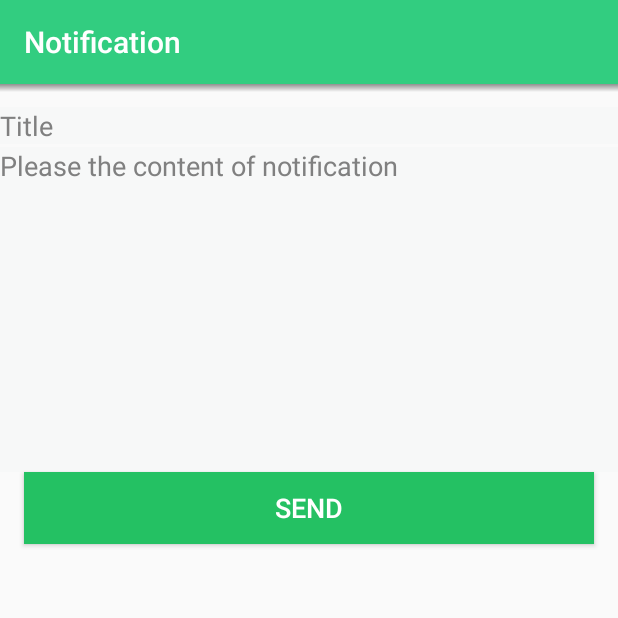
After one commit to zmhbh/CConfs, an Android app: the SendNotificationActivity screen opened directly, with no data from a screen before it, on a phone screen of 412 x 824 dp, the top half of it. The commit adds this screen. Run offline under Robolectric (Android 15) with nearby library versions, the phone set to English and light mode, and no system bars; libraries missing offline, so code that uses them is left out: com.parse.

Commit message:
notification_admin

```diff
--- a/app/src/main/AndroidManifest.xml
+++ b/app/src/main/AndroidManifest.xml
@@ -485,6 +485,11 @@
             android:enabled="true"
             android:exported="true" >
         </receiver>
+
+        <activity
+            android:name=".SendNotificationActivity"
+            android:label="@string/title_activity_send_notification" >
+        </activity>
     </application>
 
 </manifest>
--- a/app/src/main/java/cmu/cconfs/HomeActivity.java
+++ b/app/src/main/java/cmu/cconfs/HomeActivity.java
@@ -8,6 +8,8 @@ import android.support.v7.widget.Toolbar;
 import android.view.View;
 import android.widget.AdapterView;
 import android.widget.Toast;
+
+import com.parse.ParsePush;
 
 import org.askerov.dynamicgrid.DynamicGridView;
 
@@ -85,7 +87,6 @@ public class HomeActivity extends AppCompatActivity {
                         intent.setClass(getApplicationContext(), NotificationActivity.class);
                         startActivity(intent);
                         break;
-
                     //About
                     case 7:
                         intent.setClass(getApplicationContext(), AboutActivity.class);
--- /dev/null
+++ b/app/src/main/java/cmu/cconfs/SendNotificationActivity.java
@@ -0,0 +1,63 @@
+package cmu.cconfs;
+
+import android.os.Bundle;
+import android.app.Activity;
+import android.support.v7.app.ActionBar;
+import android.support.v7.app.AppCompatActivity;
+import android.support.v7.widget.Toolbar;
+import android.view.View;
+import android.webkit.WebView;
+import android.widget.Button;
+import android.widget.EditText;
+
+import com.parse.ParseObject;
+import com.parse.ParsePush;
+
+import cmu.cconfs.model.parseModel.Message;
+
+public class SendNotificationActivity extends AppCompatActivity {
+    public EditText mEditText;
+    public EditText mEditText1;
+
+    public Button mButton;
+
+
+    @Override
+    protected void onCreate(Bundle savedInstanceState) {
+        super.onCreate(savedInstanceState);
+        setContentView(R.layout.activity_send_notification);
+        mEditText = (EditText) findViewById(R.id.notification_text);
+        mEditText1= (EditText) findViewById(R.id.notification_title);
+        mButton = (Button) findViewById(R.id.send_Button);
+        Toolbar toolbar = (Toolbar) findViewById(R.id.toolbar);
+        setSupportActionBar(toolbar);
+        ActionBar actionBar = getSupportActionBar();
+        actionBar.setTitle("Notification");
+        actionBar.setDisplayHomeAsUpEnabled(false);
+        actionBar.setDisplayShowHomeEnabled(false);
+        actionBar.setDisplayShowTitleEnabled(true);
+        actionBar.setDisplayUseLogoEnabled(false);
+        actionBar.setHomeButtonEnabled(false);
+
+        mButton.setOnClickListener(new View.OnClickListener() {
+            @Override
+            public void onClick(View v) {
+                String notification = mEditText.getText().toString();
+                String title = mEditText1.getText().toString();
+                ParsePush push = new ParsePush();
+                ParsePush.subscribeInBackground("CConfs");
+                push.setChannel("CConfs");
+                push.setMessage(notification);
+                push.sendInBackground();
+
+                Message n = new Message();
+                n.setMessage(notification);
+                n.setTitle(title);
+                n.saveInBackground();
+                finish();
+            }
+        });
+
+    }
+
+}
--- /dev/null
+++ b/app/src/main/res/layout/activity_send_notification.xml
@@ -0,0 +1,75 @@
+<?xml version="1.0" encoding="utf-8"?>
+<android.support.v4.widget.DrawerLayout xmlns:android="http://schemas.android.com/apk/res/android"
+xmlns:app="http://schemas.android.com/apk/res-auto"
+xmlns:tools="http://schemas.android.com/tools"
+android:id="@+id/drawer_layout"
+android:layout_width="match_parent"
+android:layout_height="match_parent"
+android:fitsSystemWindows="true">
+<!-- Your normal content view -->
+<LinearLayout
+    android:layout_width="match_parent"
+    android:layout_height="match_parent"
+    android:orientation="vertical">
+
+    <android.support.v7.widget.Toolbar
+        android:id="@+id/toolbar"
+        android:layout_width="match_parent"
+        android:layout_height="wrap_content"
+        android:background="@color/colorPrimary"
+        android:minHeight="?attr/actionBarSize"></android.support.v7.widget.Toolbar>
+
+    <View
+        android:id="@+id/dropshadow"
+        android:layout_width="match_parent"
+        android:layout_height="5dp"
+        android:layout_below="@+id/toolbar"
+        android:background="@drawable/toolbar_dropshadow" />
+
+    <EditText
+        android:id="@+id/notification_title"
+        android:inputType="textMultiLine"
+        android:lines="1"
+        android:minLines="1"
+        android:gravity="top|left"
+        android:maxLines="2"
+        android:layout_height="wrap_content"
+        android:layout_width="fill_parent"
+        android:scrollbars="vertical"
+        android:layout_marginTop="10dp"
+        android:background="@color/btn_white_normal"
+        android:hint="Title"
+        android:textColorHint="#808080"
+        android:textColor="#000"
+        />
+    <EditText
+        android:id="@+id/notification_text"
+        android:inputType="textMultiLine"
+        android:lines="8"
+        android:minLines="10"
+        android:gravity="top|left"
+        android:maxLines="20"
+        android:layout_height="wrap_content"
+        android:layout_width="fill_parent"
+        android:scrollbars="vertical"
+        android:layout_marginTop="2dp"
+        android:background="@color/btn_white_normal"
+        android:hint="Please the content of notification"
+        android:textColorHint="#808080"
+        android:textColor="#000"
+    />
+    <Button
+        android:id="@+id/send_Button"
+        android:layout_width="match_parent"
+        android:layout_height="wrap_content"
+        android:layout_alignParentLeft="true"
+        android:layout_marginBottom="5dp"
+
+        android:text="@string/send_label"
+        android:background="@color/button_color"
+        android:layout_marginLeft="@dimen/activity_horizontal_margin"
+        android:layout_marginRight="@dimen/activity_horizontal_margin"
+        android:textSize="18sp"
+        android:textColor="#FFF" />
+</LinearLayout>
+</android.support.v4.widget.DrawerLayout>
--- a/app/src/main/res/menu/menu_main.xml
+++ b/app/src/main/res/menu/menu_main.xml
@@ -1,6 +1,10 @@
 <menu xmlns:android="http://schemas.android.com/apk/res/android"
     xmlns:app="http://schemas.android.com/apk/res-auto"
-    xmlns:tools="http://schemas.android.com/tools" tools:context=".MainActivity">
+    xmlns:tools="http://schemas.android.com/tools"
+    android:id="@+id/menu_main"
+    tools:context=".MainActivity">
     <item android:id="@+id/action_settings" android:title="Refresh"
         android:orderInCategory="100" app:showAsAction="never" />
+    <item android:id="@+id/action_sending" android:title="Send"
+        android:orderInCategory="100" app:showAsAction="never" />
 </menu>
```
Also changed, not shown: app/src/main/java/cmu/cconfs/NotificationActivity.java (+36 -0 lines), app/src/main/java/cmu/cconfs/adapter/ExpandableItemAdapter.java (+16 -6 lines), app/src/main/res/values/strings.xml (+7 -0 lines), 1 other file.
